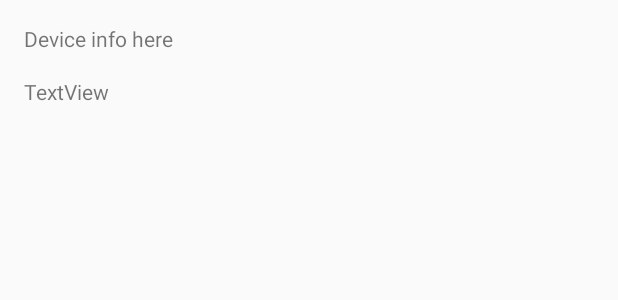
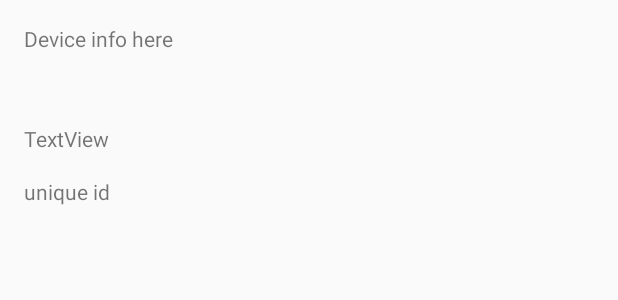
Before and after one commit to shrutigupta5555/covidisha-app, an Android app: the layout item_device.xml on its own in the app's theme, with its tools: preview values and no code run, on a phone screen of 412 x 824 dp. Shown: the top 300 px of the screen. Run offline under Robolectric (Android 15) with nearby library versions, the phone set to English and light mode, and no system bars.

Commit message:
send unique user id

```diff
--- a/app/src/main/java/com/example/bluetoothlechat/bluetooth/ChatServer.kt
+++ b/app/src/main/java/com/example/bluetoothlechat/bluetooth/ChatServer.kt
@@ -209,7 +209,7 @@ object ChatServer {
          * AdvertiseCallback.ADVERTISE_FAILED_DATA_TOO_LARGE. Catch this error in the
          * onStartFailure() method of an AdvertiseCallback implementation.
          */
-        var fdata : String = "lol";
+        var fdata : String = "lmaol";
         val dataBuilder = AdvertiseData.Builder()
             .addServiceUuid(ParcelUuid(SERVICE_UUID))
             .setIncludeDeviceName(true)
--- a/app/src/main/java/com/example/bluetoothlechat/scan/DeviceScanFragment.kt
+++ b/app/src/main/java/com/example/bluetoothlechat/scan/DeviceScanFragment.kt
@@ -57,6 +57,7 @@ class DeviceScanFragment : Fragment() {
             is ScanResults -> showResults(state.scanResults)
             is Error -> showError(state.message)
             is AdvertisementNotSupported -> showAdvertisingError()
+            else -> showNoDevices()
         }.exhaustive
     }
 
@@ -105,7 +106,7 @@ class DeviceScanFragment : Fragment() {
     private fun showResults(scanResults: Map<String, BluetoothDevice>) {
         if (scanResults.isNotEmpty()) {
             binding.deviceList.visible()
-            deviceScanAdapter.updateItems(scanResults.values.toList())
+            deviceScanAdapter.updateItems(scanResults.values.toList(), scanResults.keys.toList())
 
             binding.scanning.gone()
             binding.noDevices.gone()
--- a/app/src/main/res/layout/item_device.xml
+++ b/app/src/main/res/layout/item_device.xml
@@ -16,6 +16,7 @@
 -->
 <androidx.constraintlayout.widget.ConstraintLayout xmlns:android="http://schemas.android.com/apk/res/android"
     xmlns:app="http://schemas.android.com/apk/res-auto"
+    xmlns:tools="http://schemas.android.com/tools"
     android:layout_width="match_parent"
     android:layout_height="wrap_content">
 
@@ -42,6 +43,22 @@
         android:text="TextView"
         app:layout_constraintBottom_toBottomOf="parent"
         app:layout_constraintEnd_toEndOf="parent"
+        app:layout_constraintHorizontal_bias="0.0"
         app:layout_constraintStart_toStartOf="parent"
-        app:layout_constraintTop_toBottomOf="@+id/device_name" />
+        app:layout_constraintTop_toBottomOf="@+id/device_name"
+        app:layout_constraintVertical_bias="0.472" />
+
+    <TextView
+        android:id="@+id/userKiEmail"
+        android:layout_width="0dp"
+        android:layout_height="wrap_content"
+        android:layout_marginStart="16dp"
+        android:layout_marginTop="16dp"
+        android:layout_marginEnd="16dp"
+        android:layout_marginBottom="16dp"
+        android:text="unique id"
+        app:layout_constraintBottom_toBottomOf="parent"
+        app:layout_constraintEnd_toEndOf="parent"
+        app:layout_constraintStart_toStartOf="parent"
+        app:layout_constraintTop_toBottomOf="@+id/device_address" />
 </androidx.constraintlayout.widget.ConstraintLayout>
```
Also changed, not shown: app/src/main/java/com/example/bluetoothlechat/scan/DeviceScanAdapter.kt (+17 -5 lines), app/src/main/java/com/example/bluetoothlechat/scan/DeviceScanViewHolder.kt (+9 -1 lines), app/src/main/java/com/example/bluetoothlechat/scan/DeviceScanViewModel.kt (+20 -6 lines).
